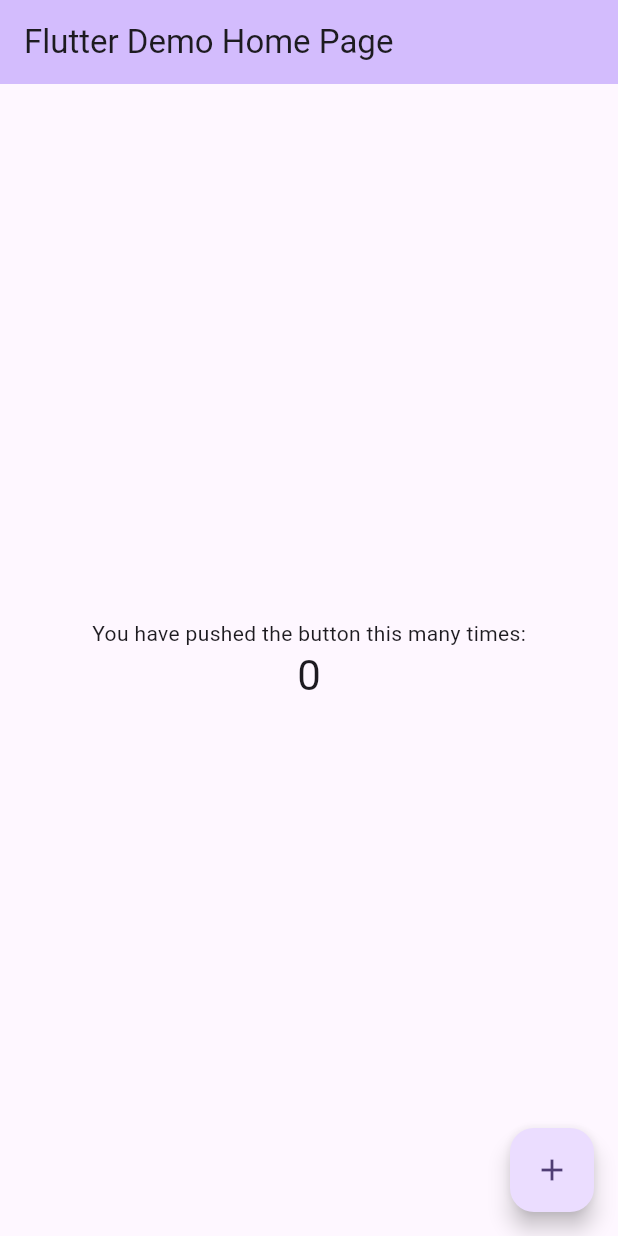
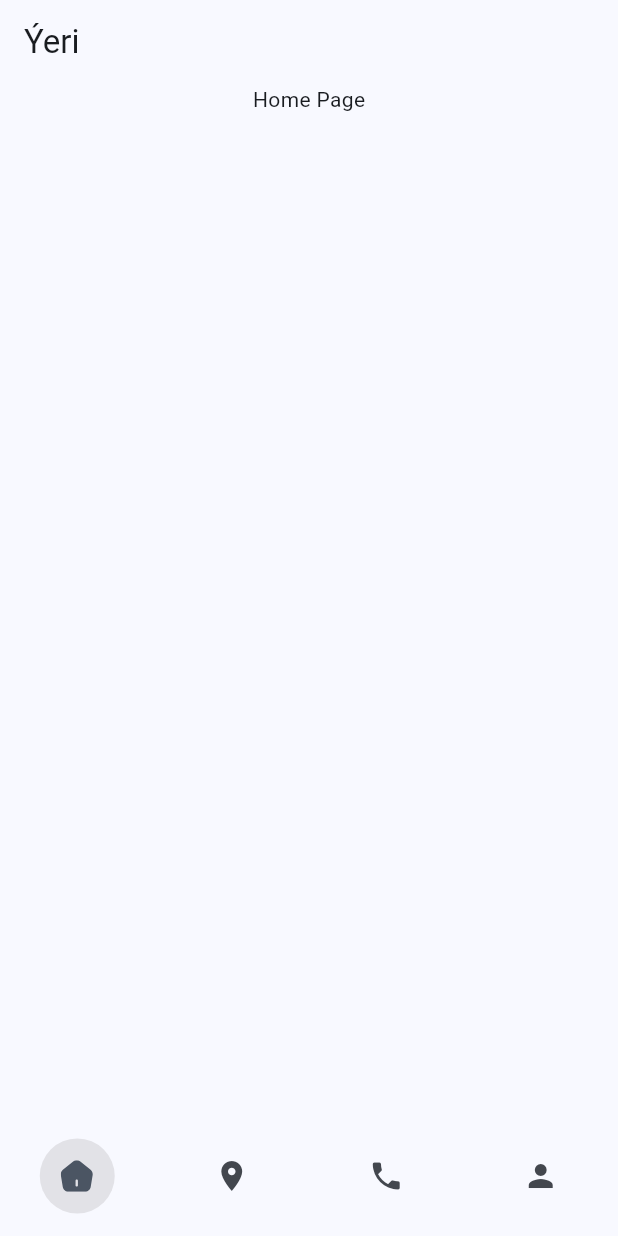
Before and after one commit to begencyazlyyev/pharmacy_application, a Flutter app: the screen it shows after launch, on a phone screen of 412 x 824 dp. Run offline on Flutter 3.47's test engine with Material 3 defaults, Android fonts, the phone set to English and light mode, and no system bars; our stand-ins replace flutter_svg.

Commit message:
first page created

```diff
--- /dev/null
+++ b/lib/components/navbar_widget.dart
@@ -0,0 +1,106 @@
+// ignore_for_file: deprecated_member_use
+
+import 'package:flutter/material.dart';
+import 'package:flutter_svg/svg.dart';
+import 'package:pharmacy_app/data/notifiers.dart';
+
+class NavbarWidget extends StatelessWidget {
+  const NavbarWidget({super.key});
+
+  @override
+  Widget build(BuildContext context) {
+    return ValueListenableBuilder(
+      valueListenable: selectedPageNotifier,
+      builder: (context, int selectedPage, child) {
+        return NavigationBarTheme(
+          data: NavigationBarThemeData(
+            // 1. Hide the default, un-resizable pill indicator
+            indicatorColor: Colors.transparent,
+            backgroundColor: Colors.transparent,
+          ),
+          child: NavigationBar(
+            selectedIndex: selectedPage,
+            onDestinationSelected: (value) {
+              selectedPageNotifier.value = value;
+            },
+            labelBehavior: NavigationDestinationLabelBehavior.alwaysHide,
+            destinations: [
+              NavigationDestination(
+                selectedIcon: Container(
+                  width: 50,
+                  height: 50,
+                  decoration: BoxDecoration(
+                    color: Color.fromARGB(255, 226, 226, 231),
+                    shape: BoxShape.circle,
+                  ),
+                  child: Center(
+                    child: SvgPicture.asset(
+                      'assets/svg/vector.svg',
+                      width: 22,
+                      height: 22,
+                      colorFilter: const ColorFilter.mode(
+                        Color(0xFF4B5563),
+                        BlendMode.srcIn,
+                      ),
+                    ),
+                  ),
+                ),
+
+                icon: SvgPicture.asset(
+                  'assets/svg/vector.svg',
+                  width: 24,
+                  height: 24,
+                  colorFilter: const ColorFilter.mode(
+                    Colors.grey,
+                    BlendMode.srcIn,
+                  ),
+                ),
+
+                label: 'Home',
+              ),
+              NavigationDestination(
+                selectedIcon: Container(
+                  width: 48,
+                  height: 48,
+                  decoration: BoxDecoration(
+                    color: Colors.blue.withOpacity(0.2),
+                    shape: BoxShape.circle,
+                  ),
+                  child: const Icon(Icons.location_on, color: Colors.blue),
+                ),
+                icon: const Icon(Icons.location_on),
+                label: "Location",
+              ),
+              NavigationDestination(
+                selectedIcon: Container(
+                  width: 48,
+                  height: 48,
+                  decoration: BoxDecoration(
+                    color: Colors.blue.withOpacity(0.2),
+                    shape: BoxShape.circle,
+                  ),
+                  child: const Icon(Icons.phone, color: Colors.blue),
+                ),
+                icon: const Icon(Icons.phone),
+                label: "Phone",
+              ),
+              NavigationDestination(
+                selectedIcon: Container(
+                  width: 48,
+                  height: 48,
+                  decoration: BoxDecoration(
+                    color: Colors.blue.withOpacity(0.2),
+                    shape: BoxShape.circle,
+                  ),
+                  child: const Icon(Icons.phone, color: Colors.blue),
+                ),
+                icon: const Icon(Icons.person),
+                label: "Person",
+              ),
+            ],
+          ),
+        );
+      },
+    );
+  }
+}
--- /dev/null
+++ b/lib/data/notifiers.dart
@@ -0,0 +1,3 @@
+import 'package:flutter/material.dart';
+
+ValueNotifier<int> selectedPageNotifier = ValueNotifier(0);
--- a/lib/main.dart
+++ b/lib/main.dart
@@ -1,4 +1,7 @@
+// ignore_for_file: deprecated_member_use
+
 import 'package:flutter/material.dart';
+import 'package:pharmacy_app/view/widget_tree.dart';
 
 void main() {
   runApp(const MyApp());
@@ -7,116 +10,15 @@ void main() {
 class MyApp extends StatelessWidget {
   const MyApp({super.key});
 
-  // This widget is the root of your application.
   @override
   Widget build(BuildContext context) {
     return MaterialApp(
-      title: 'Flutter Demo',
+      debugShowCheckedModeBanner: false,
+      title: "Pharmacy App",
       theme: ThemeData(
-        // This is the theme of your application.
-        //
-        // TRY THIS: Try running your application with "flutter run". You'll see
-        // the application has a purple toolbar. Then, without quitting the app,
-        // try changing the seedColor in the colorScheme below to Colors.green
-        // and then invoke "hot reload" (save your changes or press the "hot
-        // reload" button in a Flutter-supported IDE, or press "r" if you used
-        // the command line to start the app).
-        //
-        // Notice that the counter didn't reset back to zero; the application
-        // state is not lost during the reload. To reset the state, use hot
-        // restart instead.
-        //
-        // This works for code too, not just values: Most code changes can be
-        // tested with just a hot reload.
-        colorScheme: .fromSeed(seedColor: Colors.deepPurple),
+        colorScheme: ColorScheme.fromSeed(seedColor: Colors.blue),
       ),
-      home: const MyHomePage(title: 'Flutter Demo Home Page'),
+      home: WidgetTree(),
     );
   }
 }
-
-class MyHomePage extends StatefulWidget {
-  const MyHomePage({super.key, required this.title});
-
-  // This widget is the home page of your application. It is stateful, meaning
-  // that it has a State object (defined below) that contains fields that affect
-  // how it looks.
-
-  // This class is the configuration for the state. It holds the values (in this
-  // case the title) provided by the parent (in this case the App widget) and
-  // used by the build method of the State. Fields in a Widget subclass are
-  // always marked "final".
-
-  final String title;
-
-  @override
-  State<MyHomePage> createState() => _MyHomePageState();
-}
-
-class _MyHomePageState extends State<MyHomePage> {
-  int _counter = 0;
-
-  void _incrementCounter() {
-    setState(() {
-      // This call to setState tells the Flutter framework that something has
-      // changed in this State, which causes it to rerun the build method below
-      // so that the display can reflect the updated values. If we changed
-      // _counter without calling setState(), then the build method would not be
-      // called again, and so nothing would appear to happen.
-      _counter++;
-    });
-  }
-
-  @override
-  Widget build(BuildContext context) {
-    // This method is rerun every time setState is called, for instance as done
-    // by the _incrementCounter method above.
-    //
-    // The Flutter framework has been optimized to make rerunning build methods
-    // fast, so that you can just rebuild anything that needs updating rather
-    // than having to individually change instances of widgets.
-    return Scaffold(
-      appBar: AppBar(
-        // TRY THIS: Try changing the color here to a specific color (to
-        // Colors.amber, perhaps?) and trigger a hot reload to see the AppBar
-        // change color while the other colors stay the same.
-        backgroundColor: Theme.of(context).colorScheme.inversePrimary,
-        // Here we take the value from the MyHomePage object that was created by
-        // the App.build method, and use it to set our appbar title.
-        title: Text(widget.title),
-      ),
-      body: Center(
-        // Center is a layout widget. It takes a single child and positions it
-        // in the middle of the parent.
-        child: Column(
-          // Column is also a layout widget. It takes a list of children and
-          // arranges them vertically. By default, it sizes itself to fit its
-          // children horizontally, and tries to be as tall as its parent.
-          //
-          // Column has various properties to control how it sizes itself and
-          // how it positions its children. Here we use mainAxisAlignment to
-          // center the children vertically; the main axis here is the vertical
-          // axis because Columns are vertical (the cross axis would be
-          // horizontal).
-          //
-          // TRY THIS: Invoke "debug painting" (choose the "Toggle Debug Paint"
-          // action in the IDE, or press "p" in the console), to see the
-          // wireframe for each widget.
-          mainAxisAlignment: .center,
-          children: [
-            const Text('You have pushed the button this many times:'),
-            Text(
-              '$_counter',
-              style: Theme.of(context).textTheme.headlineMedium,
-            ),
-          ],
-        ),
-      ),
-      floatingActionButton: FloatingActionButton(
-        onPressed: _incrementCounter,
-        tooltip: 'Increment',
-        child: const Icon(Icons.add),
-      ),
-    );
-  }
-}
--- /dev/null
+++ b/lib/view/pages/home_page.dart
@@ -0,0 +1,10 @@
+import 'package:flutter/material.dart';
+
+class HomePage extends StatelessWidget {
+  const HomePage({super.key});
+
+  @override
+  Widget build(BuildContext context) {
+    return Column(children: [Center(child: Text("Home Page"))]);
+  }
+}
--- /dev/null
+++ b/lib/view/pages/location_page.dart
@@ -0,0 +1,10 @@
+import 'package:flutter/material.dart';
+
+class LocationPage extends StatelessWidget {
+  const LocationPage({super.key});
+
+  @override
+  Widget build(BuildContext context) {
+    return Column(children: [Center(child: Text("Location Page"))]);
+  }
+}
--- /dev/null
+++ b/lib/view/pages/phone_page.dart
@@ -0,0 +1,10 @@
+import 'package:flutter/material.dart';
+
+class PhonePage extends StatelessWidget {
+  const PhonePage({super.key});
+
+  @override
+  Widget build(BuildContext context) {
+    return Column(children: [Center(child: Text("Phone Page"))]);
+  }
+}
--- /dev/null
+++ b/lib/view/pages/profile_page.dart
@@ -0,0 +1,10 @@
+import 'package:flutter/material.dart';
+
+class ProfilePage extends StatelessWidget {
+  const ProfilePage({super.key});
+
+  @override
+  Widget build(BuildContext context) {
+    return Column(children: [Center(child: Text("Profile Page"))]);
+  }
+}
--- /dev/null
+++ b/lib/view/widget_tree.dart
@@ -0,0 +1,35 @@
+// ignore_for_file: deprecated_member_use
+
+import 'package:flutter/material.dart';
+import 'package:flutter_svg/svg.dart';
+import 'package:pharmacy_app/components/navbar_widget.dart';
+import 'package:pharmacy_app/data/notifiers.dart';
+import 'package:pharmacy_app/view/pages/home_page.dart';
+import 'package:pharmacy_app/view/pages/location_page.dart';
+import 'package:pharmacy_app/view/pages/phone_page.dart';
+import 'package:pharmacy_app/view/pages/profile_page.dart';
+
+List<Widget> pages = [HomePage(), LocationPage(), PhonePage(), ProfilePage()];
+
+class WidgetTree extends StatefulWidget {
+  const WidgetTree({super.key});
+
+  @override
+  State<WidgetTree> createState() => _WidgetTreeState();
+}
+
+class _WidgetTreeState extends State<WidgetTree> {
+  @override
+  Widget build(BuildContext context) {
+    return Scaffold(
+      appBar: AppBar(title: Text("Ýeri")),
+      body: ValueListenableBuilder(
+        valueListenable: selectedPageNotifier,
+        builder: (context, selectedPage, child) {
+          return pages[selectedPage];
+        },
+      ),
+      bottomNavigationBar: NavbarWidget(),
+    );
+  }
+}
```
Also changed, not shown: pubspec.yaml (+7 -3 lines), assets/svg/vector.svg (added), pubspec.lock, 1 other file.
